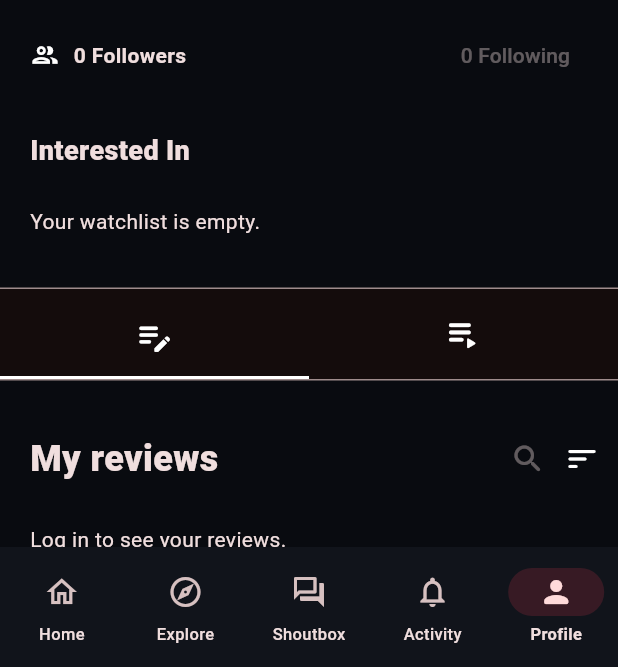
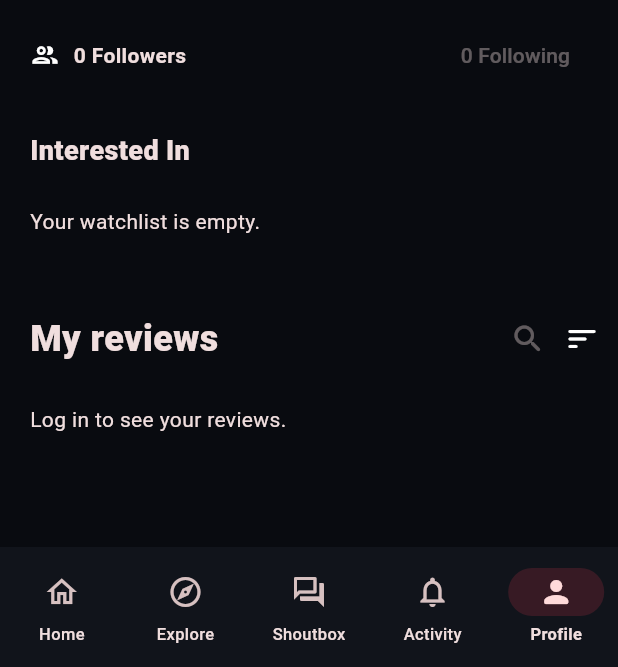
Before and after one commit to SageOfMainPath/project_scenora, a Flutter app: the screen it shows after launch, item 5 of the bottom bar chosen, on a phone screen of 412 x 824 dp, the part 569-1236 px from its top. Run offline on Flutter 3.47's test engine with Material 3 defaults, Android fonts, the phone set to English and light mode, and no system bars; our stand-ins replace flutter_secure_storage, image_picker, shared_preferences, supabase_flutter; accounts and stored records are empty; network calls fail.

Commit message:
fix: remove profile content selector

```diff
--- a/lib/screens/profile_screen.dart
+++ b/lib/screens/profile_screen.dart
@@ -211,9 +211,8 @@ class ProfileScreen extends StatelessWidget {
                 },
               ),
             ),
-          const _ProfileContentTabs(),
           Padding(
-            padding: const EdgeInsets.fromLTRB(20, 28, 12, 8),
+            padding: const EdgeInsets.fromLTRB(20, 32, 12, 8),
             child: Row(
               children: [
                 const Expanded(
@@ -805,40 +804,6 @@ class _InterestMovieCard extends StatelessWidget {
   );
 }
 
-class _ProfileContentTabs extends StatelessWidget {
-  const _ProfileContentTabs();
-
-  @override
-  Widget build(BuildContext context) => Container(
-    height: 62,
-    margin: const EdgeInsets.only(top: 22),
-    decoration: BoxDecoration(
-      color: Theme.of(context).colorScheme.surfaceContainerLowest,
-      border: Border(
-        top: BorderSide(color: Theme.of(context).dividerColor),
-        bottom: BorderSide(color: Theme.of(context).dividerColor),
-      ),
-    ),
-    child: Row(
-      children: [
-        Expanded(
-          child: Column(
-            mainAxisAlignment: MainAxisAlignment.end,
-            children: [
-              const Icon(Icons.edit_note_rounded, size: 27),
-              const SizedBox(height: 13),
-              Container(height: 2, color: Colors.white),
-            ],
-          ),
-        ),
-        const Expanded(
-          child: Center(child: Icon(Icons.playlist_play_rounded, size: 29)),
-        ),
-      ],
-    ),
-  );
-}
-
 class _Stat extends StatelessWidget {
   const _Stat({required this.value, required this.label});
   final String value;
--- a/pubspec.yaml
+++ b/pubspec.yaml
@@ -16,7 +16,7 @@ publish_to: 'none' # Remove this line if you wish to publish to pub.dev
 # https://developer.apple.com/library/archive/documentation/General/Reference/InfoPlistKeyReference/Articles/CoreFoundationKeys.html
 # In Windows, build-name is used as the major, minor, and patch parts
 # of the product and file versions while build-number is used as the build suffix.
-version: 1.15.1+23
+version: 1.15.2+24
 
 environment:
   sdk: ^3.12.2
--- /dev/null
+++ b/release-v1.15.2-sha256.txt
@@ -0,0 +1 @@
+396F40F1E995810C3605941E17174B3BF96CAB70ABAD9F76086FC20A4FAED040  app-release.apk
```
Also changed, not shown: 1 other file.
